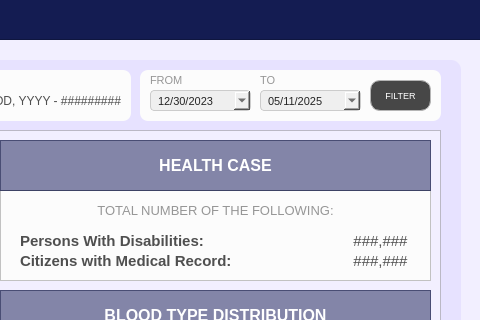
Yohhannn/Barangay-Records-Statistics-System, file Resources/UIs/MainPages/StatisticPages/health.ui: the form before one commit; both pictures show x 870 to 1350 and y 0 to 320 of the 1350 by 850 pixel window.
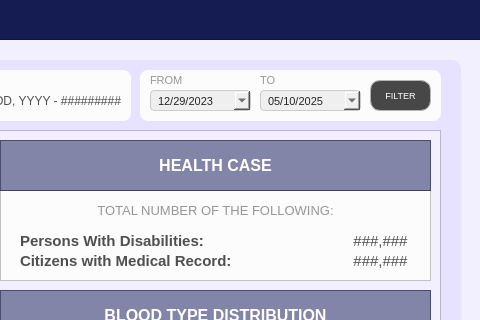
The form after the commit. Icons and pictures are not drawn.

Patch:
```diff
--- a/Resources/UIs/MainPages/StatisticPages/health.ui
+++ b/Resources/UIs/MainPages/StatisticPages/health.ui
@@ -2194,7 +2194,7 @@
        <second>0</second>
        <year>2023</year>
        <month>12</month>
-       <day>30</day>
+       <day>29</day>
       </datetime>
      </property>
      <property name="displayFormat">
@@ -2242,7 +2242,7 @@
        <second>0</second>
        <year>2025</year>
        <month>5</month>
-       <day>11</day>
+       <day>10</day>
       </datetime>
      </property>
      <property name="displayFormat">
```
Left out of the diff: 9 changed lines with no effect on the pictures.
